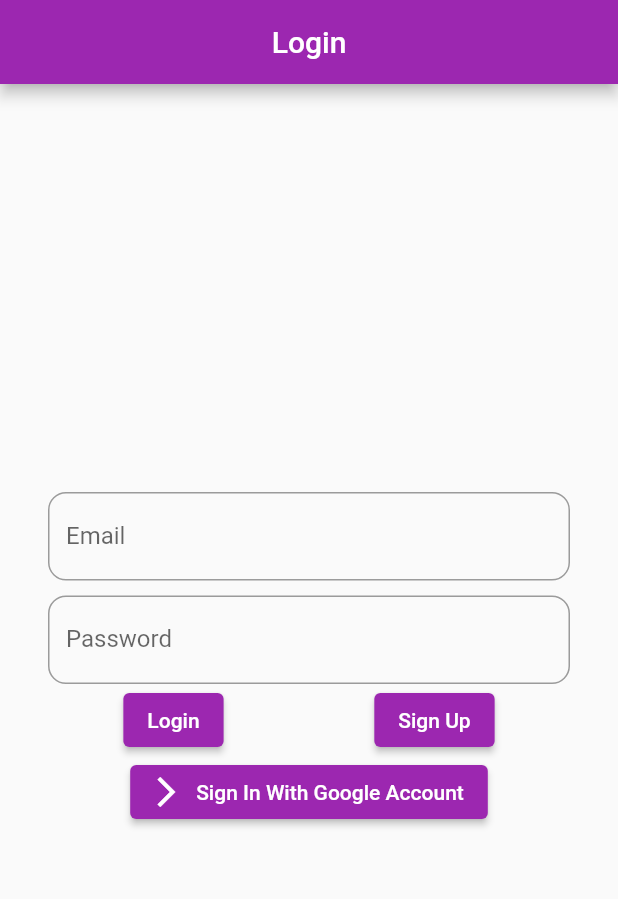
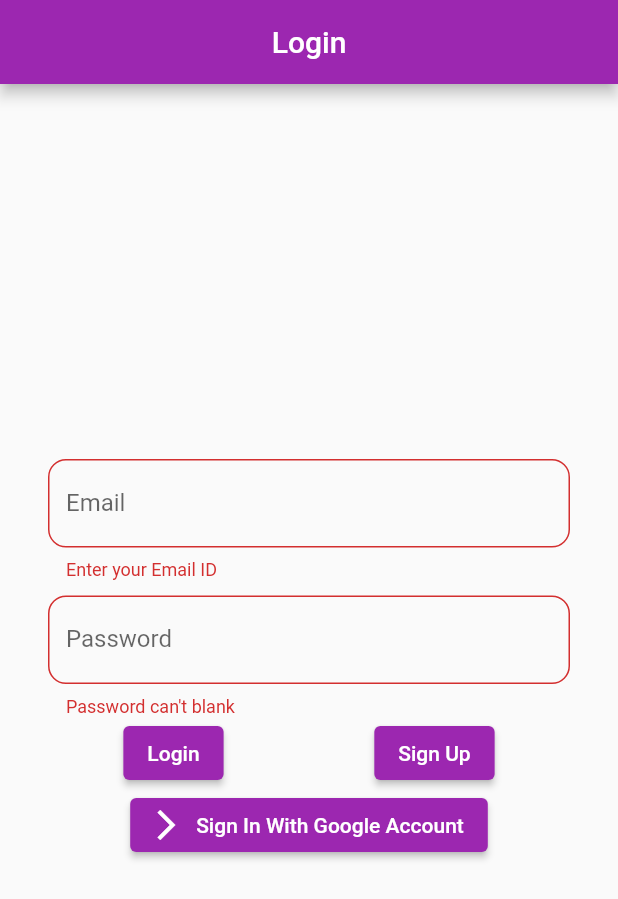
Before and after one commit to nabinsah703/getTodoApp, a Flutter app: the screen it shows after launch, after a tap on "Login", on a phone screen of 412 x 824 dp. Shown: the top 899 px of the screen. Run offline on Flutter 3.47's test engine with Material 2 defaults, Android fonts, the phone set to English and light mode, and no system bars; our stand-ins replace cloud_firestore, firebase_auth, firebase_core, google_sign_in, shared_preferences; accounts and stored records are empty.

Commit message:
login functionalities is added

```diff
--- a/lib/screens/login_screen.dart
+++ b/lib/screens/login_screen.dart
@@ -14,9 +14,11 @@ class LoginScreen extends StatefulWidget {
 }
 
 class _LoginScreenState extends State<LoginScreen> {
+  final _formKey = GlobalKey<FormState>();
 
   var email = "";
   var password = "";
+  bool isResult = false;
   TextEditingController emailController = TextEditingController();
   TextEditingController passwordController = TextEditingController();
 
@@ -45,7 +47,9 @@ class _LoginScreenState extends State<LoginScreen> {
         title: const Text("Login"),
         centerTitle: true,
       ),
-      body: Center(
+      body: Form(
+        key: _formKey,
+        child: Center(
           child: Padding(
             padding: const EdgeInsets.all(32.0),
             child: Column(
@@ -53,26 +57,45 @@ class _LoginScreenState extends State<LoginScreen> {
               children: [
                 TextFormField(
                   controller: emailController,
-
-                decoration:  const InputDecoration(label: Text("Email"),border: OutlineInputBorder(
-                  borderRadius: BorderRadius.all(Radius.circular(12))
-                ), hintText: "Enter Email ID"),
+                  decoration: const InputDecoration(
+                      label: Text("Email"),
+                      border: OutlineInputBorder(borderRadius: BorderRadius.all(Radius.circular(12))),
+                      hintText: "Enter Email ID"),
+                  validator: (value) {
+                    if (value == null || value.isEmpty) {
+                      return 'Enter your Email ID ';
+                    } else if (!value.contains('@')) {
+                      return 'Enter valid Email Address';
+                    }
+                    return null;
+                  },
                 ),
-              const SizedBox(height: 10,),
+                const SizedBox(
+                  height: 10,
+                ),
                 TextFormField(
                   controller: passwordController,
                   obscureText: true,
                   decoration: const InputDecoration(
                       label: Text("Password"),
-                  border: OutlineInputBorder(
-                    borderRadius: BorderRadius.all(Radius.circular(12))
-                  ), hintText: "Please, Enter password"),
+                      border: OutlineInputBorder(borderRadius: BorderRadius.all(Radius.circular(12))),
+                      hintText: "Please, Enter password"),
+                  validator: (value) {
+                    if (value == null || value.isEmpty) {
+                      return "Password can't blank";
+                    }
+                    return null;
+                  },
                 ),
                 Row(
                   mainAxisAlignment: MainAxisAlignment.spaceAround,
                   children: [
                     ElevatedButton(
-                    onPressed: () {},
+                      onPressed: () {
+                        if (_formKey.currentState!.validate()) {
+                          login(emailController.text, passwordController.text);
+                        }
+                      },
                       child: const Text(
                         "Login",
                       ),
@@ -98,6 +121,7 @@ class _LoginScreenState extends State<LoginScreen> {
                   icon: const Icon(Icons.arrow_forward_ios_outlined),
                 )
               ],
+            ),
           ),
         ),
       ),
@@ -149,4 +173,50 @@ class _LoginScreenState extends State<LoginScreen> {
       });
     }
   }
+
+  void login(String email, String password) async {
+    try {
+      if (await userSign(email, password)) {
+        Navigator.pushAndRemoveUntil(
+            context,
+            MaterialPageRoute(
+              builder: (builder) => const HomeScreen(),
+            ),
+            (route) => false);
+        ScaffoldMessenger.of(context).showSnackBar(
+          const SnackBar(
+            content: Text("Logging successfully"),
+          ),
+        );
+      } else {
+        ScaffoldMessenger.of(context).showSnackBar(
+          const SnackBar(
+            content: Text("Email Address or Password is wrong"),
+          ),
+        );
       }
+    } catch (e) {
+      print(e);
+    }
+  }
+
+  Future<bool> userSign(String email, String password) async {
+    try {
+      final credential = await FirebaseAuth.instance.signInWithEmailAndPassword(
+        email: email,
+        password: password,
+      );
+      isResult = true;
+    } on FirebaseAuthException catch (e) {
+      if (e.code == 'user-not-found') {
+        ScaffoldMessenger.of(context).showSnackBar(
+          const SnackBar(
+            content: Text("No user found for that email."),
+          ),
+        );
+        print('No user found for that email.');
+      }
+    }
+    return isResult;
+  }
+}
```
Lines whose indentation alone changed are shown as unchanged.
